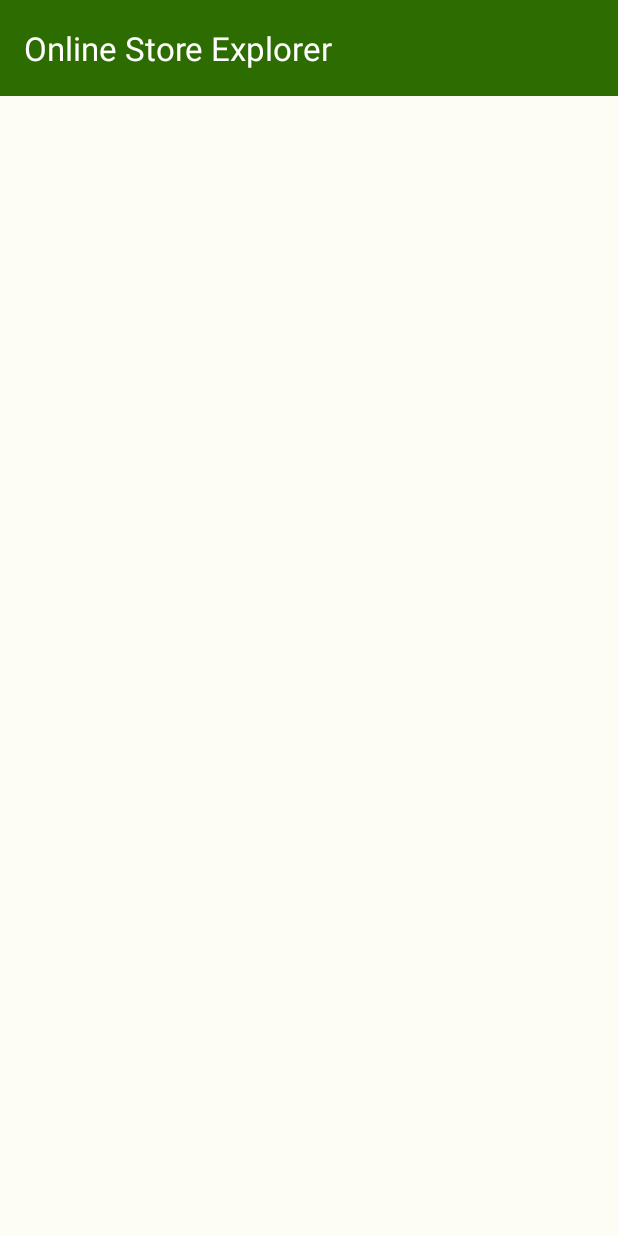
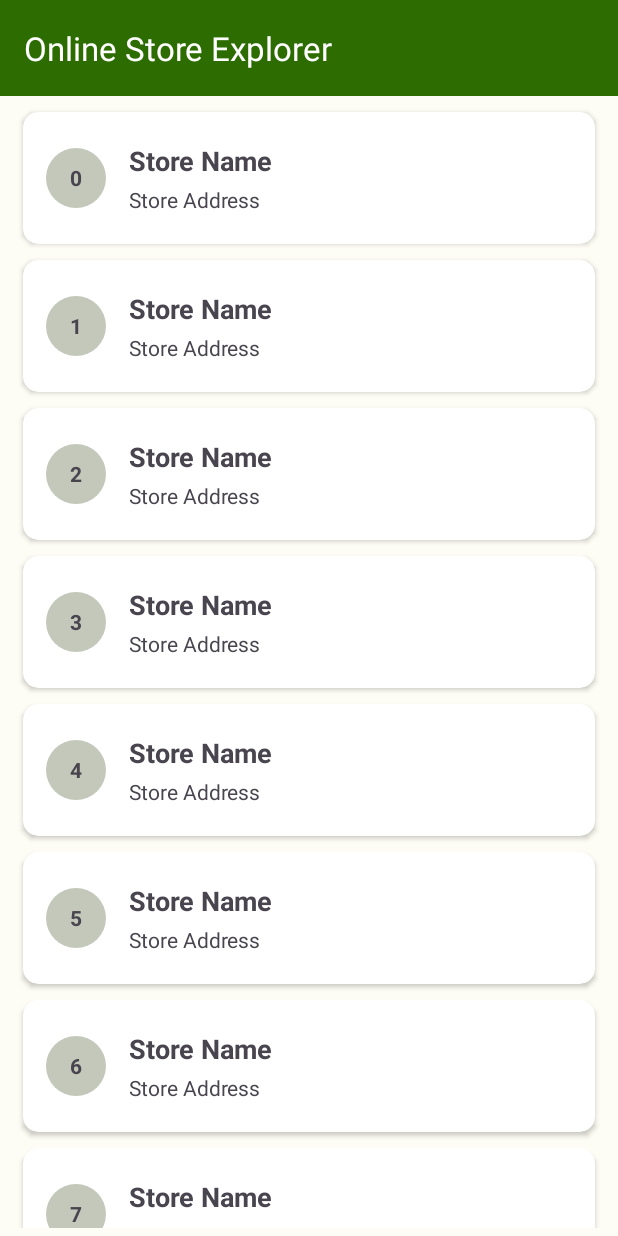
Before and after one commit to RakibOFC/OnlineStoreExplorer, an Android app: the screen it shows after launch (MainActivity), on a phone screen of 412 x 824 dp. Run offline under Robolectric (Android 15) with nearby library versions, the light colour scheme and no system bars.

Commit message:
Add store id textview with UI design in store_item

```diff
--- a/app/src/main/java/com/rakibofc/onlinestoreexplorer/MainActivity.java
+++ b/app/src/main/java/com/rakibofc/onlinestoreexplorer/MainActivity.java
@@ -4,11 +4,17 @@ import androidx.appcompat.app.AppCompatActivity;
 
 import android.os.Bundle;
 
+import com.rakibofc.onlinestoreexplorer.databinding.ActivityMainBinding;
+
 public class MainActivity extends AppCompatActivity {
 
     @Override
     protected void onCreate(Bundle savedInstanceState) {
         super.onCreate(savedInstanceState);
-        setContentView(R.layout.activity_main);
+
+        ActivityMainBinding binding = ActivityMainBinding.inflate(getLayoutInflater());
+        setContentView(binding.getRoot());
+
+        binding.rvStoreList.setAdapter(new StoreAdapter(190));
     }
 }
--- a/app/src/main/java/com/rakibofc/onlinestoreexplorer/StoreAdapter.java
+++ b/app/src/main/java/com/rakibofc/onlinestoreexplorer/StoreAdapter.java
@@ -1,6 +1,58 @@
 package com.rakibofc.onlinestoreexplorer;
 
+import android.view.LayoutInflater;
+import android.view.View;
+import android.view.ViewGroup;
+import android.widget.TextView;
+
+import androidx.annotation.NonNull;
 import androidx.recyclerview.widget.RecyclerView;
 
-public class StoreAdapter extends RecyclerView.Adapter {
+public class StoreAdapter extends RecyclerView.Adapter<StoreAdapter.ViewHolder> {
+
+    private final int noOfStore;
+
+    public StoreAdapter(int noOfStore) {
+        this.noOfStore = noOfStore;
+    }
+
+    @NonNull
+    @Override
+    public StoreAdapter.ViewHolder onCreateViewHolder(@NonNull ViewGroup parent, int viewType) {
+        View itemView = LayoutInflater.from(parent.getContext()).inflate(R.layout.store_item, parent, false);
+        return new ViewHolder(itemView);
+    }
+
+    @Override
+    public void onBindViewHolder(@NonNull StoreAdapter.ViewHolder holder, int position) {
+
+        Store store = new Store(position, "Store Name", "Store Address");
+        holder.bind(store);
+    }
+
+    @Override
+    public int getItemCount() {
+        return noOfStore;
+    }
+
+    public static class ViewHolder extends RecyclerView.ViewHolder {
+
+        private final TextView tvStoreId;
+        private final TextView tvStoreName;
+        private final TextView tvStoreAddress;
+
+        public ViewHolder(@NonNull View itemView) {
+            super(itemView);
+
+            tvStoreId = itemView.findViewById(R.id.tv_store_id);
+            tvStoreName = itemView.findViewById(R.id.tv_store_name);
+            tvStoreAddress = itemView.findViewById(R.id.tv_store_address);
+        }
+
+        public void bind(Store store) {
+            tvStoreId.setText(String.valueOf(store.getId()));
+            tvStoreName.setText(store.getName());
+            tvStoreAddress.setText(store.getAddress());
+        }
+    }
 }
--- /dev/null
+++ b/app/src/main/res/drawable/circular_bg.xml
@@ -0,0 +1,5 @@
+<?xml version="1.0" encoding="utf-8"?>
+<shape xmlns:android="http://schemas.android.com/apk/res/android"
+    android:shape="oval">
+    <solid android:color="@color/md_theme_light_outlineVariant" />
+</shape>
--- a/app/src/main/res/layout/store_item.xml
+++ b/app/src/main/res/layout/store_item.xml
@@ -1,22 +1,49 @@
 <?xml version="1.0" encoding="utf-8"?>
 <androidx.cardview.widget.CardView xmlns:android="http://schemas.android.com/apk/res/android"
     xmlns:app="http://schemas.android.com/apk/res-auto"
-    android:id="@+id/card_view"
     android:layout_width="match_parent"
     android:layout_height="wrap_content"
-    android:layout_margin="@dimen/_5dp"
+    android:layout_marginStart="@dimen/_10dp"
+    android:layout_marginTop="@dimen/_5dp"
+    android:layout_marginEnd="@dimen/_10dp"
+    android:layout_marginBottom="@dimen/_5dp"
+    android:clickable="true"
+    android:focusable="true"
+    android:foreground="?android:attr/selectableItemBackground"
     app:cardCornerRadius="@dimen/_10dp">
 
     <LinearLayout
         android:layout_width="match_parent"
         android:layout_height="wrap_content"
+        android:gravity="center"
+        android:orientation="horizontal"
+        android:padding="@dimen/_10dp">
+
+        <TextView
+            android:id="@+id/tv_store_id"
+            android:layout_width="@dimen/_40dp"
+            android:layout_height="@dimen/_40dp"
+            android:layout_marginStart="@dimen/_5dp"
+            android:background="@drawable/circular_bg"
+            android:gravity="center"
+            android:padding="@dimen/_5dp"
+            android:text="@string/dummy_id"
+            android:textSize="@dimen/_14sp"
+            android:textStyle="bold" />
+
+        <LinearLayout
+            android:layout_width="match_parent"
+            android:layout_height="wrap_content"
+            android:layout_marginStart="@dimen/_5dp"
+            android:layout_marginEnd="@dimen/_5dp"
             android:orientation="vertical"
-        android:padding="@dimen/_16dp">
+            android:padding="@dimen/_10dp">
 
             <TextView
                 android:id="@+id/tv_store_name"
                 android:layout_width="wrap_content"
                 android:layout_height="wrap_content"
+                android:layout_marginBottom="@dimen/_2dp"
                 android:text="@string/store_name_text"
                 android:textSize="@dimen/_18sp"
                 android:textStyle="bold" />
@@ -25,9 +52,12 @@
                 android:id="@+id/tv_store_address"
                 android:layout_width="wrap_content"
                 android:layout_height="wrap_content"
+                android:layout_marginTop="@dimen/_2dp"
                 android:text="@string/store_address_text"
                 android:textSize="@dimen/_14sp" />
 
         </LinearLayout>
 
+    </LinearLayout>
+
 </androidx.cardview.widget.CardView>
--- a/app/src/main/res/values/dimens.xml
+++ b/app/src/main/res/values/dimens.xml
@@ -5,4 +5,6 @@
     <dimen name="_10dp">10dp</dimen>
     <dimen name="_5dp">5dp</dimen>
     <dimen name="_16dp">16dp</dimen>
+    <dimen name="_2dp">2dp</dimen>
+    <dimen name="_40dp">40dp</dimen>
 </resources>
--- a/app/src/main/res/values/strings.xml
+++ b/app/src/main/res/values/strings.xml
@@ -2,4 +2,5 @@
     <string name="app_name">Online Store Explorer</string>
     <string name="store_name_text">Store Name</string>
     <string name="store_address_text">Store Address</string>
+    <string name="dummy_id">100</string>
 </resources>
```
Lines whose indentation alone changed are shown as unchanged.
